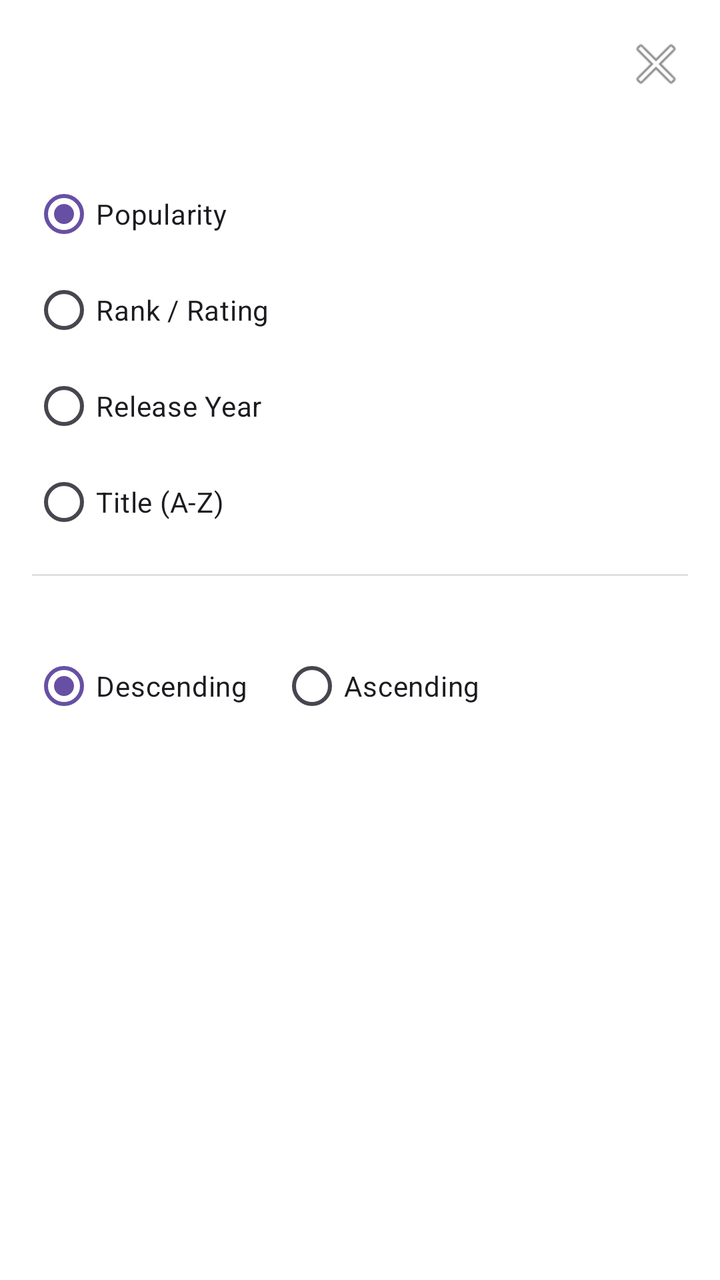
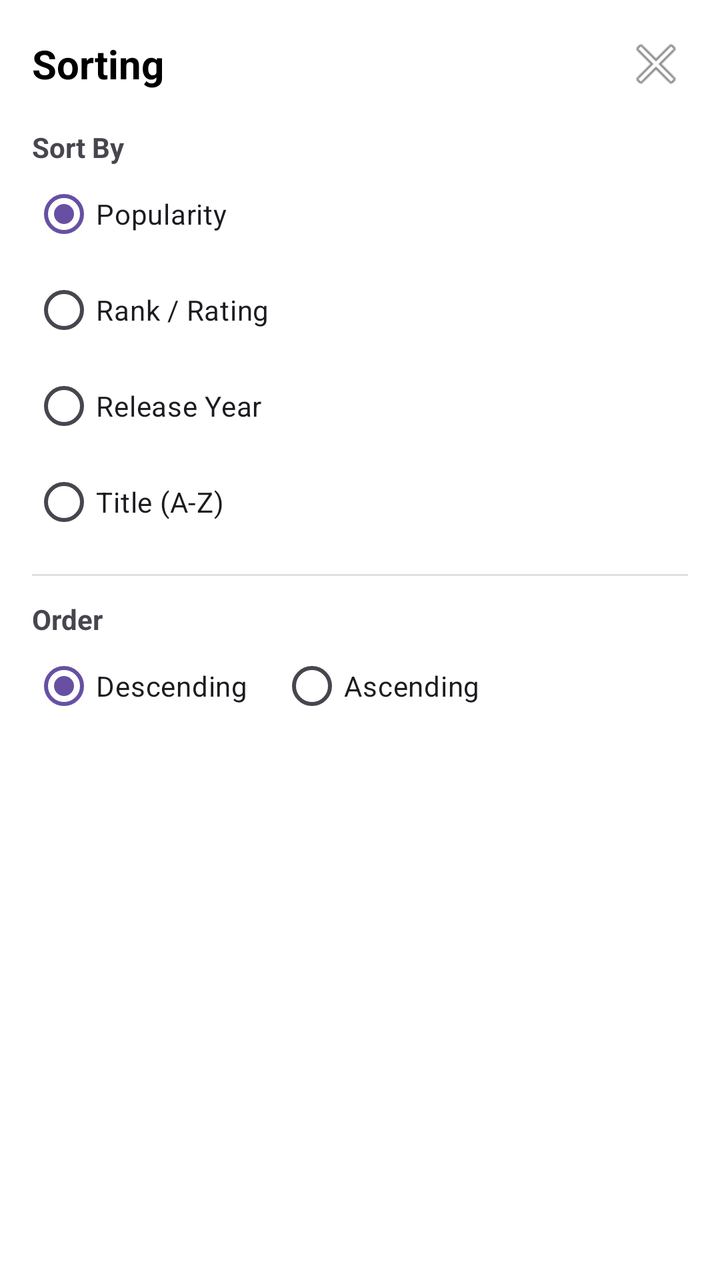

Two renders of the same Android screen: before a commit and after it. Below are the layout's source before the change and the commit's diff.
<!-- AndroidManifest.xml: application theme Theme.AnimeRecsClient -->
<!-- res/layout/bottom_sheet_sort.xml -->
<?xml version="1.0" encoding="utf-8"?>
<LinearLayout xmlns:android="http://schemas.android.com/apk/res/android"
    android:layout_width="match_parent"
    android:layout_height="wrap_content"
    android:orientation="vertical"
    android:padding="16dp"
    android:background="#FFFFFF">

    <RelativeLayout
        android:layout_width="match_parent"
        android:layout_height="wrap_content"
        android:layout_marginBottom="16dp">

        <TextView
            android:text="Sorting"
            android:textSize="20sp"
            android:textStyle="bold"
            android:textColor="#000000"
            android:layout_centerVertical="true"/>

        <ImageButton
            android:id="@+id/btnCloseSort"
            android:layout_width="wrap_content"
            android:layout_height="wrap_content"
            android:src="@android:drawable/ic_menu_close_clear_cancel"
            android:background="?attr/selectableItemBackgroundBorderless"
            android:layout_alignParentEnd="true"/>
    </RelativeLayout>

    <TextView text="Sort By" android:textStyle="bold" android:layout_width="wrap_content" android:layout_height="wrap_content"/>

    <RadioGroup
        android:id="@+id/rgSortBy"
        android:layout_width="match_parent"
        android:layout_height="wrap_content"
        android:orientation="vertical">

        <RadioButton android:id="@+id/rbPopularity" android:text="Popularity" android:checked="true"/>
        <RadioButton android:id="@+id/rbRank" android:text="Rank / Rating"/>
        <RadioButton android:id="@+id/rbYear" android:text="Release Year"/>
        <RadioButton android:id="@+id/rbTitle" android:text="Title (A-Z)"/>
    </RadioGroup>

    <View
        android:layout_width="match_parent"
        android:layout_height="1dp"
        android:background="#E0E0E0"
        android:layout_marginVertical="12dp"/>

    <TextView text="Order" android:textStyle="bold" android:layout_width="wrap_content" android:layout_height="wrap_content"/>

    <RadioGroup
        android:id="@+id/rgSortOrder"
        android:layout_width="match_parent"
        android:layout_height="wrap_content"
        android:orientation="horizontal">

        <RadioButton android:id="@+id/rbDesc" android:text="Descending" android:layout_marginEnd="16dp" android:checked="true"/>
        <RadioButton android:id="@+id/rbAsc" android:text="Ascending"/>
    </RadioGroup>

</LinearLayout>
<!-- resources referenced by this layout -->
<resources>
  <style name="Theme.AnimeRecsClient" parent="Base.Theme.AnimeRecsClient" />
  <style name="Base.Theme.AnimeRecsClient" parent="Theme.Material3.DayNight.NoActionBar">
          
          
      </style>
</resources>

<!-- the commit's change to res/layout/bottom_sheet_sort.xml (unified diff, before → after) -->
@@ -12,11 +12,13 @@
         android:layout_marginBottom="16dp">
 
         <TextView
+            android:layout_centerVertical="true"
+            android:layout_width="wrap_content"
+            android:layout_height="wrap_content"
             android:text="Sorting"
+            android:textColor="#000000"
             android:textSize="20sp"
-            android:textStyle="bold"
-            android:textColor="#000000"
-            android:layout_centerVertical="true"/>
+            android:textStyle="bold" />
 
         <ImageButton
             android:id="@+id/btnCloseSort"
@@ -27,7 +29,7 @@
             android:layout_alignParentEnd="true"/>
     </RelativeLayout>
 
-    <TextView text="Sort By" android:textStyle="bold" android:layout_width="wrap_content" android:layout_height="wrap_content"/>
+    <TextView android:text="Sort By" android:textStyle="bold" android:layout_width="wrap_content" android:layout_height="wrap_content"/>
 
     <RadioGroup
         android:id="@+id/rgSortBy"
@@ -35,10 +37,10 @@
         android:layout_height="wrap_content"
         android:orientation="vertical">
 
-        <RadioButton android:id="@+id/rbPopularity" android:text="Popularity" android:checked="true"/>
-        <RadioButton android:id="@+id/rbRank" android:text="Rank / Rating"/>
-        <RadioButton android:id="@+id/rbYear" android:text="Release Year"/>
-        <RadioButton android:id="@+id/rbTitle" android:text="Title (A-Z)"/>
+        <RadioButton android:id="@+id/rbPopularity" android:text="Popularity" android:checked="true" android:layout_width="wrap_content" android:layout_height="wrap_content"/>
+        <RadioButton android:id="@+id/rbRank" android:text="Rank / Rating" android:layout_width="wrap_content" android:layout_height="wrap_content"/>
+        <RadioButton android:id="@+id/rbYear" android:text="Release Year" android:layout_width="wrap_content" android:layout_height="wrap_content"/>
+        <RadioButton android:id="@+id/rbTitle" android:text="Title (A-Z)" android:layout_width="wrap_content" android:layout_height="wrap_content"/>
     </RadioGroup>
 
     <View
@@ -47,7 +49,7 @@
         android:background="#E0E0E0"
         android:layout_marginVertical="12dp"/>
 
-    <TextView text="Order" android:textStyle="bold" android:layout_width="wrap_content" android:layout_height="wrap_content"/>
+    <TextView android:text="Order" android:textStyle="bold" android:layout_width="wrap_content" android:layout_height="wrap_content"/>
 
     <RadioGroup
         android:id="@+id/rgSortOrder"
@@ -55,8 +57,8 @@
         android:layout_height="wrap_content"
         android:orientation="horizontal">
 
-        <RadioButton android:id="@+id/rbDesc" android:text="Descending" android:layout_marginEnd="16dp" android:checked="true"/>
-        <RadioButton android:id="@+id/rbAsc" android:text="Ascending"/>
+        <RadioButton android:id="@+id/rbDesc" android:text="Descending" android:layout_width="wrap_content" android:layout_height="wrap_content" android:layout_marginEnd="16dp" android:checked="true"/>
+        <RadioButton android:id="@+id/rbAsc" android:text="Ascending" android:layout_width="wrap_content" android:layout_height="wrap_content"/>
     </RadioGroup>
 
 </LinearLayout>
